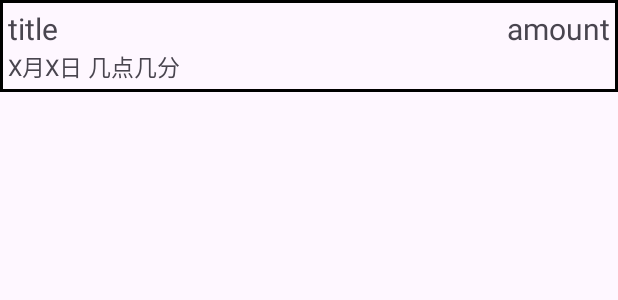
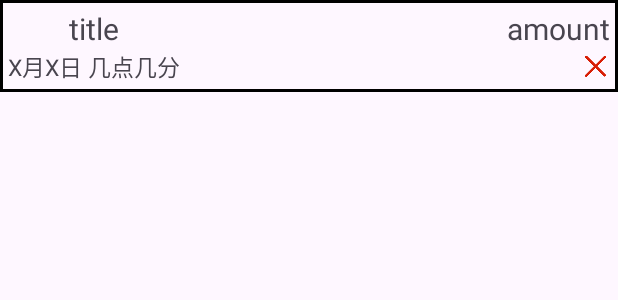
Before and after one commit to AusertDream/Personal-Digital-Assistant, an Android app: the layout tally_item_layout.xml on its own in the app's theme, with its tools: preview values and no code run, on a phone screen of 412 x 824 dp. Shown: the top 300 px of the screen. Run offline under Robolectric (Android 15) with nearby library versions, the phone set to English and light mode, and no system bars.

Commit message:
add delete function in tallybook

```diff
--- a/PDA/app/src/main/res/layout/activity_tallybook.xml
+++ b/PDA/app/src/main/res/layout/activity_tallybook.xml
@@ -188,11 +188,12 @@
         android:layout_marginBottom="72dp"
         app:layout_constraintBottom_toTopOf="@+id/linearLayout4"
         app:layout_constraintEnd_toEndOf="parent"
-        app:layout_constraintHorizontal_bias="1.0"
+        app:layout_constraintHorizontal_bias="1"
         app:layout_constraintStart_toEndOf="@+id/linearLayout2"
         app:layout_constraintTop_toBottomOf="@+id/startAutoTallySwitch"
-        app:layout_constraintVertical_bias="0.0"
+        app:layout_constraintVertical_bias="0.01"
         app:srcCompat="@drawable/alert_black" />
+
     <!--启动自动记账功能-->
     <androidx.appcompat.widget.SwitchCompat
         android:id="@+id/startAutoTallySwitch"
--- a/PDA/app/src/main/res/layout/tally_item_layout.xml
+++ b/PDA/app/src/main/res/layout/tally_item_layout.xml
@@ -1,40 +1,53 @@
-<LinearLayout xmlns:android="http://schemas.android.com/apk/res/android"
+<GridLayout xmlns:android="http://schemas.android.com/apk/res/android"
     android:id="@+id/tally_item_layout"
     android:layout_width="match_parent"
     android:layout_height="wrap_content"
     android:orientation="vertical"
     android:padding="5dp"
-    android:background="@drawable/bg_rectangleframe_black">
-    <LinearLayout
-        android:layout_width="match_parent"
+    android:background="@drawable/bg_rectangleframe_black"
+    android:rowCount="2"
+    android:columnCount="2"
+    >
+    <TextView
+        android:id="@+id/title"
+        android:layout_width="wrap_content"
         android:layout_height="wrap_content"
-        android:orientation="horizontal"
-        >
-        <TextView
-            android:id="@+id/title"
-            android:layout_width="0dp"
-            android:layout_height="wrap_content"
-            android:layout_weight="1"
-            android:text="title"
-            android:textSize="20sp"/>
+        android:layout_row="0"
+        android:layout_column="0"
+        android:layout_gravity="center"
+        android:text="title"
+        android:textSize="20sp"/>
 
-        <TextView
-            android:id="@+id/amount"
-            android:layout_width="0dp"
-            android:layout_height="wrap_content"
-            android:layout_weight="1"
-            android:gravity="end"
-            android:text="amount"
-            android:textSize="20sp" />
-    </LinearLayout>
     <TextView
         android:id="@+id/time"
         android:layout_width="wrap_content"
         android:layout_height="wrap_content"
+        android:layout_row="1"
+        android:layout_column="0"
+        android:layout_gravity="center"
         android:text="X月X日 几点几分"
-        android:textSize="15sp"
+        android:textSize="15sp" />
+
+    <TextView
+        android:id="@+id/amount"
+        android:layout_width="wrap_content"
+        android:layout_height="wrap_content"
+        android:layout_row="0"
+        android:layout_column="1"
+        android:layout_gravity="center|end"
+        android:text="amount"
+        android:textSize="20sp"
         />
+
+    <ImageView
+        android:id="@+id/deleteButton"
+        android:layout_width="20dp"
+        android:layout_height="20dp"
+        android:layout_row="1"
+        android:layout_column="1"
+        android:layout_gravity="center|end"
+        android:src="@drawable/close" />
 
 
 
-</LinearLayout>
+</GridLayout>
```
Also changed, not shown: PDA/app/src/main/java/com/example/pda/TallyBook.java (+67 -19 lines), PDA/app/src/main/java/com/example/pda/adapter/TallyExpenseAdapter.java (+21 -3 lines), PDA/app/src/main/java/com/example/pda/adapter/TallyIncomeAdapter.java (+25 -4 lines), PDA/app/src/main/res/drawable/close.png (added), 1 other file.
